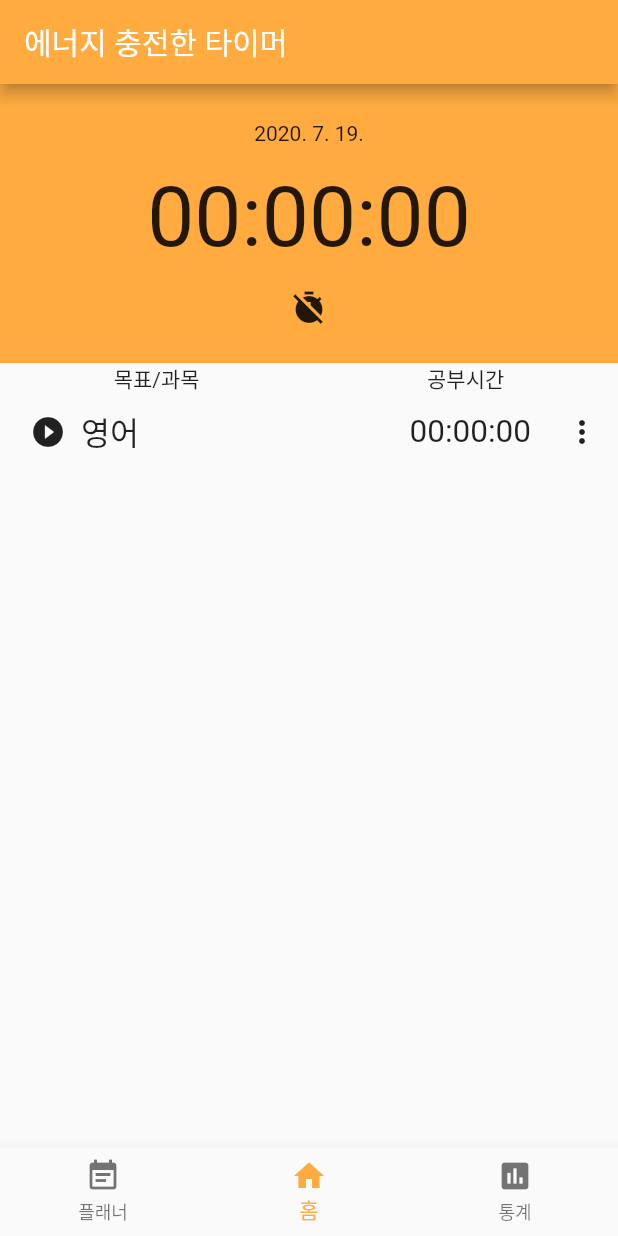
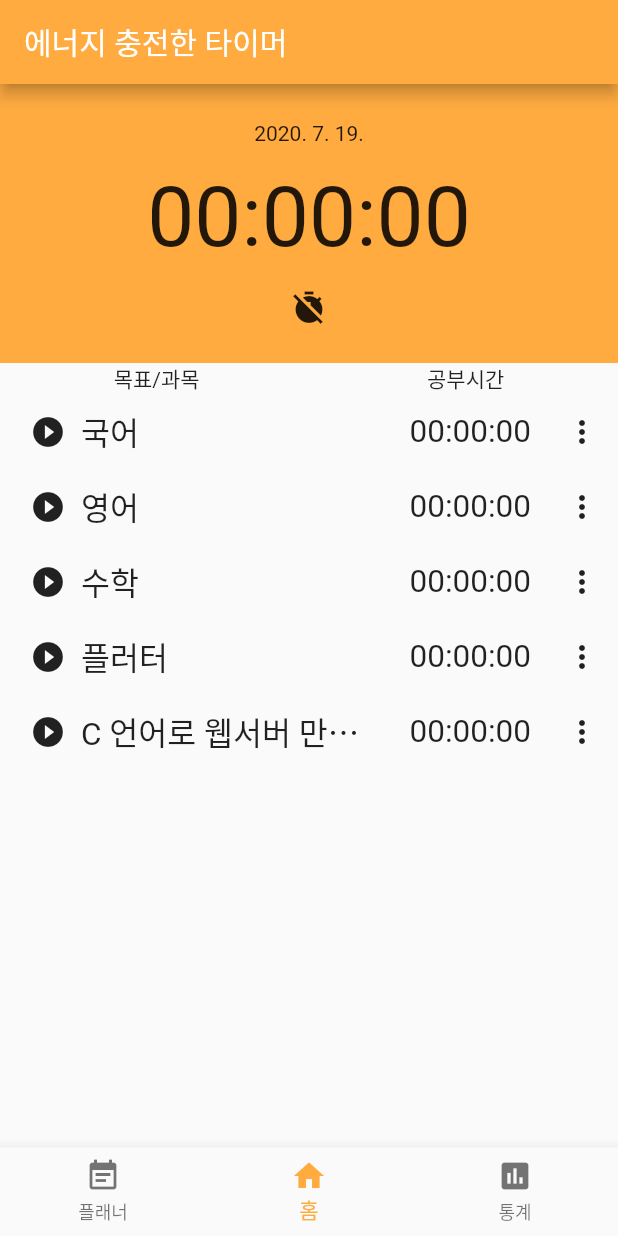
Before and after one commit to gaejotbab/ect, a Flutter app: the screen it shows after launch, on a phone screen of 412 x 824 dp. Run offline on Flutter 3.47's test engine with Material 2 defaults, Android fonts, the phone set to English and light mode, and no system bars; statements that could not run were skipped.

Commit message:
목표 목록 구현 시작

```diff
--- a/lib/main.dart
+++ b/lib/main.dart
@@ -81,7 +81,23 @@ class HomeScreenWidget extends StatefulWidget {
 
 enum TestEnum { a, b }
 
+class Goal {
+  final String name;
+  int _elapsedMilliseconds;
+
+  Goal(this.name) {
+  }
+}
+
 class _HomeScreenWidgetState extends State<HomeScreenWidget> {
+  List<Goal> _goals = [
+    Goal("국어"),
+    Goal("영어"),
+    Goal("수학"),
+    Goal("플러터"),
+    Goal("C 언어로 웹서버 만들기"),
+  ];
+
   @override
   Widget build(BuildContext context) {
     return Column(
@@ -110,33 +126,28 @@ class _HomeScreenWidgetState extends State<HomeScreenWidget> {
           mainAxisAlignment: MainAxisAlignment.spaceAround,
         ),
         Expanded(
-          child: ListView(
-            children: <Widget>[
-              Builder(
+          child: Builder(
             builder: (context) =>
               DefaultTextStyle(
                 style: DefaultTextStyle.of(context)
                     .style.apply(fontSizeFactor: 1.5),
-                    child: Container(
+                child: ListView.builder(
+                  itemCount: _goals.length,
+                  itemBuilder: (context, i) =>
+                    Container(
                       height: 50,
                       child: Row(
                         children: <Widget>[
                           SizedBox(width: 20),
-                          Expanded(
-                            child: Row(
-                              children: <Widget>[
                           Icon(Icons.play_circle_filled),
                           SizedBox(width: 10),
-                                Text("영어"),
-                              ],
+                          Expanded(
+                            child: Text(_goals[i].name,
+                              overflow: TextOverflow.ellipsis,
                             ),
                           ),
                           SizedBox(width: 20),
-                          Row(
-                            children: <Widget>[
                           Text("00:00:00"),
-                            ],
-                          ),
                           SizedBox(width: 10),
                           PopupMenuButton<TestEnum>(
                             itemBuilder: (context) => [
@@ -155,7 +166,6 @@ class _HomeScreenWidgetState extends State<HomeScreenWidget> {
                     ),
                 )
               ),
-            ],
           ),
         ),
       ],
```
Lines whose indentation alone changed are shown as unchanged.
